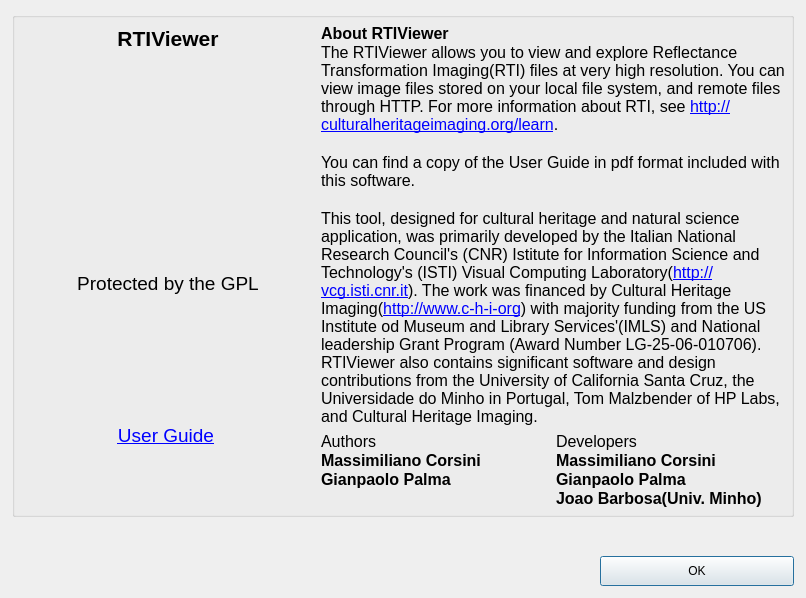
The window that components/RTIViewer/rtiviewer/src/about.ui (rti-capture/rti-chi) describes before a commit, drawn with Qt 5.
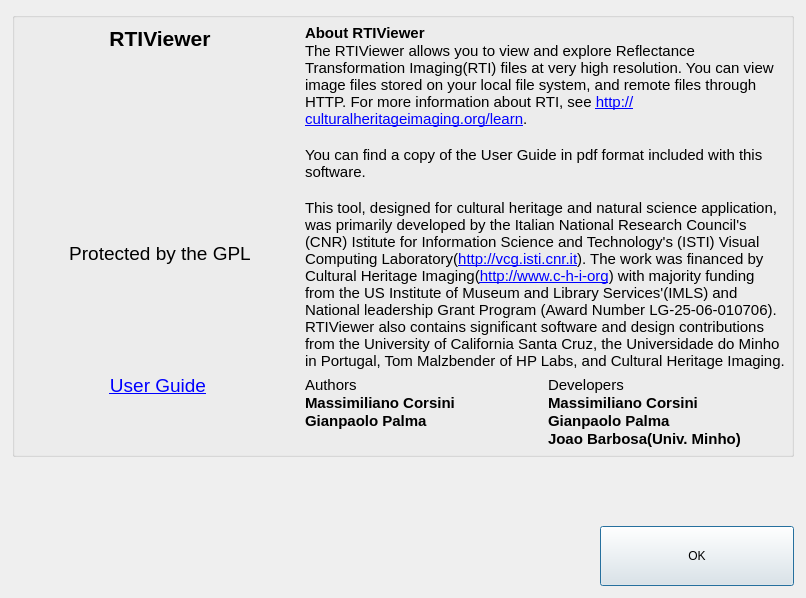
The same window after the commit. Icons and pictures are not drawn.

Patch:
```diff
--- a/components/RTIViewer/rtiviewer/src/about.ui
+++ b/components/RTIViewer/rtiviewer/src/about.ui
@@ -208,13 +208,13 @@
            <string>&lt;!DOCTYPE HTML PUBLIC &quot;-//W3C//DTD HTML 4.0//EN&quot; &quot;http://www.w3.org/TR/REC-html40/strict.dtd&quot;&gt;
 &lt;html&gt;&lt;head&gt;&lt;meta name=&quot;qrichtext&quot; content=&quot;1&quot; /&gt;&lt;style type=&quot;text/css&quot;&gt;
 p, li { white-space: pre-wrap; }
-&lt;/style&gt;&lt;/head&gt;&lt;body style=&quot; font-family:'Lucida Grande'; font-size:13pt; font-weight:400; font-style:normal;&quot;&gt;
-&lt;p style=&quot; margin-top:0px; margin-bottom:0px; margin-left:0px; margin-right:0px; -qt-block-indent:0; text-indent:0px;&quot;&gt;&lt;span style=&quot; font-size:12pt; font-weight:600;&quot;&gt;About RTIViewer&lt;/span&gt;&lt;/p&gt;
-&lt;p style=&quot; margin-top:0px; margin-bottom:0px; margin-left:0px; margin-right:0px; -qt-block-indent:0; text-indent:0px;&quot;&gt;&lt;span style=&quot; font-size:12pt;&quot;&gt;The RTIViewer allows you to view and explore Reflectance Transformation Imaging(RTI) files at very high resolution. You can view image files stored on your local file system, and remote files through HTTP. For more information about RTI, see &lt;/span&gt;&lt;a href=&quot;http://culturalheritageimaging.org/learn&quot;&gt;&lt;span style=&quot; font-size:12pt; text-decoration: underline; color:#0000ff;&quot;&gt;http://culturalheritageimaging.org/learn&lt;/span&gt;&lt;/a&gt;&lt;span style=&quot; font-size:12pt;&quot;&gt;.&lt;/span&gt;&lt;/p&gt;
-&lt;p style=&quot;-qt-paragraph-type:empty; margin-top:0px; margin-bottom:0px; margin-left:0px; margin-right:0px; -qt-block-indent:0; text-indent:0px; font-size:12pt;&quot;&gt;&lt;/p&gt;
-&lt;p style=&quot; margin-top:0px; margin-bottom:0px; margin-left:0px; margin-right:0px; -qt-block-indent:0; text-indent:0px;&quot;&gt;&lt;span style=&quot; font-size:12pt;&quot;&gt;You can find a copy of the User Guide in pdf format included with this software.&lt;/span&gt;&lt;/p&gt;
-&lt;p style=&quot;-qt-paragraph-type:empty; margin-top:0px; margin-bottom:0px; margin-left:0px; margin-right:0px; -qt-block-indent:0; text-indent:0px; font-size:12pt;&quot;&gt;&lt;/p&gt;
-&lt;p style=&quot; margin-top:0px; margin-bottom:0px; margin-left:0px; margin-right:0px; -qt-block-indent:0; text-indent:0px;&quot;&gt;&lt;span style=&quot; font-size:12pt;&quot;&gt;This tool, designed for cultural heritage and natural science application, was primarily developed by the Italian National Research Council's (CNR) Istitute for Information Science and Technology's (ISTI) Visual Computing Laboratory(&lt;/span&gt;&lt;a href=&quot;http://vcg.isti.cnr.it&quot;&gt;&lt;span style=&quot; font-size:12pt; text-decoration: underline; color:#0000ff;&quot;&gt;http://vcg.isti.cnr.it&lt;/span&gt;&lt;/a&gt;&lt;span style=&quot; font-size:12pt;&quot;&gt;). The work was financed by Cultural Heritage Imaging(&lt;/span&gt;&lt;a href=&quot;http://www.c-h-i-org&quot;&gt;&lt;span style=&quot; font-size:12pt; text-decoration: underline; color:#0000ff;&quot;&gt;http://www.c-h-i-org&lt;/span&gt;&lt;/a&gt;&lt;span style=&quot; font-size:12pt;&quot;&gt;) with majority funding from the US Institute od Museum and Library Services'(IMLS) and National leadership Grant Program (Award Number LG-25-06-010706). RTIViewer also contains significant software and design contributions from the University of California Santa Cruz, the Universidade do Minho in Portugal, Tom Malzbender of HP Labs, and Cultural Heritage Imaging.&lt;/span&gt;&lt;/p&gt;&lt;/body&gt;&lt;/html&gt;</string>
+&lt;/style&gt;&lt;/head&gt;&lt;body style=&quot; font-family:'MS Shell Dlg 2'; font-size:8.25pt; font-weight:400; font-style:normal;&quot;&gt;
+&lt;p style=&quot; margin-top:0px; margin-bottom:0px; margin-left:0px; margin-right:0px; -qt-block-indent:0; text-indent:0px;&quot;&gt;&lt;span style=&quot; font-family:'Lucida Grande'; font-size:11pt; font-weight:600;&quot;&gt;About RTIViewer&lt;/span&gt;&lt;/p&gt;
+&lt;p style=&quot; margin-top:0px; margin-bottom:0px; margin-left:0px; margin-right:0px; -qt-block-indent:0; text-indent:0px;&quot;&gt;&lt;span style=&quot; font-family:'Lucida Grande'; font-size:11pt;&quot;&gt;The RTIViewer allows you to view and explore Reflectance Transformation Imaging(RTI) files at very high resolution. You can view image files stored on your local file system, and remote files through HTTP. For more information about RTI, see &lt;/span&gt;&lt;a href=&quot;http://culturalheritageimaging.org/learn&quot;&gt;&lt;span style=&quot; font-family:'Lucida Grande'; font-size:11pt; text-decoration: underline; color:#0000ff;&quot;&gt;http://culturalheritageimaging.org/learn&lt;/span&gt;&lt;/a&gt;&lt;span style=&quot; font-family:'Lucida Grande'; font-size:11pt;&quot;&gt;.&lt;/span&gt;&lt;/p&gt;
+&lt;p style=&quot;-qt-paragraph-type:empty; margin-top:0px; margin-bottom:0px; margin-left:0px; margin-right:0px; -qt-block-indent:0; text-indent:0px; font-family:'Lucida Grande'; font-size:11pt;&quot;&gt;&lt;/p&gt;
+&lt;p style=&quot; margin-top:0px; margin-bottom:0px; margin-left:0px; margin-right:0px; -qt-block-indent:0; text-indent:0px;&quot;&gt;&lt;span style=&quot; font-family:'Lucida Grande'; font-size:11pt;&quot;&gt;You can find a copy of the User Guide in pdf format included with this software.&lt;/span&gt;&lt;/p&gt;
+&lt;p style=&quot;-qt-paragraph-type:empty; margin-top:0px; margin-bottom:0px; margin-left:0px; margin-right:0px; -qt-block-indent:0; text-indent:0px; font-family:'Lucida Grande'; font-size:11pt;&quot;&gt;&lt;/p&gt;
+&lt;p style=&quot; margin-top:0px; margin-bottom:0px; margin-left:0px; margin-right:0px; -qt-block-indent:0; text-indent:0px;&quot;&gt;&lt;span style=&quot; font-family:'Lucida Grande'; font-size:11pt;&quot;&gt;This tool, designed for cultural heritage and natural science application, was primarily developed by the Italian National Research Council's (CNR) Istitute for Information Science and Technology's (ISTI) Visual Computing Laboratory(&lt;/span&gt;&lt;a href=&quot;http://vcg.isti.cnr.it&quot;&gt;&lt;span style=&quot; font-family:'Lucida Grande'; font-size:11pt; text-decoration: underline; color:#0000ff;&quot;&gt;http://vcg.isti.cnr.it&lt;/span&gt;&lt;/a&gt;&lt;span style=&quot; font-family:'Lucida Grande'; font-size:11pt;&quot;&gt;). The work was financed by Cultural Heritage Imaging(&lt;/span&gt;&lt;a href=&quot;http://www.c-h-i-org&quot;&gt;&lt;span style=&quot; font-family:'Lucida Grande'; font-size:11pt; text-decoration: underline; color:#0000ff;&quot;&gt;http://www.c-h-i-org&lt;/span&gt;&lt;/a&gt;&lt;span style=&quot; font-family:'Lucida Grande'; font-size:11pt;&quot;&gt;) with majority funding from the US Institute of Museum and Library Services'(IMLS) and National leadership Grant Program (Award Number LG-25-06-010706). RTIViewer also contains significant software and design contributions from the University of California Santa Cruz, the Universidade do Minho in Portugal, Tom Malzbender of HP Labs, and Cultural Heritage Imaging.&lt;/span&gt;&lt;/p&gt;&lt;/body&gt;&lt;/html&gt;</string>
           </property>
           <property name="wordWrap">
            <bool>true</bool>
@@ -232,10 +232,10 @@
              <string>&lt;!DOCTYPE HTML PUBLIC &quot;-//W3C//DTD HTML 4.0//EN&quot; &quot;http://www.w3.org/TR/REC-html40/strict.dtd&quot;&gt;
 &lt;html&gt;&lt;head&gt;&lt;meta name=&quot;qrichtext&quot; content=&quot;1&quot; /&gt;&lt;style type=&quot;text/css&quot;&gt;
 p, li { white-space: pre-wrap; }
-&lt;/style&gt;&lt;/head&gt;&lt;body style=&quot; font-family:'Lucida Grande'; font-size:13pt; font-weight:400; font-style:normal;&quot;&gt;
-&lt;p style=&quot; margin-top:0px; margin-bottom:0px; margin-left:0px; margin-right:0px; -qt-block-indent:0; text-indent:0px;&quot;&gt;&lt;span style=&quot; font-size:12pt;&quot;&gt;Authors&lt;/span&gt;&lt;/p&gt;
-&lt;p style=&quot; margin-top:0px; margin-bottom:0px; margin-left:0px; margin-right:0px; -qt-block-indent:0; text-indent:0px;&quot;&gt;&lt;span style=&quot; font-size:12pt; font-weight:600;&quot;&gt;Massimiliano Corsini&lt;/span&gt;&lt;/p&gt;
-&lt;p style=&quot; margin-top:0px; margin-bottom:0px; margin-left:0px; margin-right:0px; -qt-block-indent:0; text-indent:0px;&quot;&gt;&lt;span style=&quot; font-size:12pt; font-weight:600;&quot;&gt;Gianpaolo Palma&lt;/span&gt;&lt;/p&gt;&lt;/body&gt;&lt;/html&gt;</string>
+&lt;/style&gt;&lt;/head&gt;&lt;body style=&quot; font-family:'MS Shell Dlg 2'; font-size:8.25pt; font-weight:400; font-style:normal;&quot;&gt;
+&lt;p style=&quot; margin-top:0px; margin-bottom:0px; margin-left:0px; margin-right:0px; -qt-block-indent:0; text-indent:0px;&quot;&gt;&lt;span style=&quot; font-family:'Lucida Grande'; font-size:11pt;&quot;&gt;Authors&lt;/span&gt;&lt;/p&gt;
+&lt;p style=&quot; margin-top:0px; margin-bottom:0px; margin-left:0px; margin-right:0px; -qt-block-indent:0; text-indent:0px;&quot;&gt;&lt;span style=&quot; font-family:'Lucida Grande'; font-size:11pt; font-weight:600;&quot;&gt;Massimiliano Corsini&lt;/span&gt;&lt;/p&gt;
+&lt;p style=&quot; margin-top:0px; margin-bottom:0px; margin-left:0px; margin-right:0px; -qt-block-indent:0; text-indent:0px;&quot;&gt;&lt;span style=&quot; font-family:'Lucida Grande'; font-size:11pt; font-weight:600;&quot;&gt;Gianpaolo Palma&lt;/span&gt;&lt;/p&gt;&lt;/body&gt;&lt;/html&gt;</string>
             </property>
             <property name="alignment">
              <set>Qt::AlignLeading|Qt::AlignLeft|Qt::AlignTop</set>
@@ -248,11 +248,11 @@
              <string>&lt;!DOCTYPE HTML PUBLIC &quot;-//W3C//DTD HTML 4.0//EN&quot; &quot;http://www.w3.org/TR/REC-html40/strict.dtd&quot;&gt;
 &lt;html&gt;&lt;head&gt;&lt;meta name=&quot;qrichtext&quot; content=&quot;1&quot; /&gt;&lt;style type=&quot;text/css&quot;&gt;
 p, li { white-space: pre-wrap; }
-&lt;/style&gt;&lt;/head&gt;&lt;body style=&quot; font-family:'Lucida Grande'; font-size:13pt; font-weight:400; font-style:normal;&quot;&gt;
-&lt;p style=&quot; margin-top:0px; margin-bottom:0px; margin-left:0px; margin-right:0px; -qt-block-indent:0; text-indent:0px;&quot;&gt;&lt;span style=&quot; font-size:12pt;&quot;&gt;Developers&lt;/span&gt;&lt;/p&gt;
-&lt;p style=&quot; margin-top:0px; margin-bottom:0px; margin-left:0px; margin-right:0px; -qt-block-indent:0; text-indent:0px;&quot;&gt;&lt;span style=&quot; font-size:12pt; font-weight:600;&quot;&gt;Massimiliano Corsini&lt;/span&gt;&lt;/p&gt;
-&lt;p style=&quot; margin-top:0px; margin-bottom:0px; margin-left:0px; margin-right:0px; -qt-block-indent:0; text-indent:0px;&quot;&gt;&lt;span style=&quot; font-size:12pt; font-weight:600;&quot;&gt;Gianpaolo Palma&lt;/span&gt;&lt;/p&gt;
-&lt;p style=&quot; margin-top:0px; margin-bottom:0px; margin-left:0px; margin-right:0px; -qt-block-indent:0; text-indent:0px;&quot;&gt;&lt;span style=&quot; font-size:12pt; font-weight:600;&quot;&gt;Joao Barbosa(Univ. Minho)&lt;/span&gt;&lt;/p&gt;&lt;/body&gt;&lt;/html&gt;</string>
+&lt;/style&gt;&lt;/head&gt;&lt;body style=&quot; font-family:'MS Shell Dlg 2'; font-size:8.25pt; font-weight:400; font-style:normal;&quot;&gt;
+&lt;p style=&quot; margin-top:0px; margin-bottom:0px; margin-left:0px; margin-right:0px; -qt-block-indent:0; text-indent:0px;&quot;&gt;&lt;span style=&quot; font-family:'Lucida Grande'; font-size:11pt;&quot;&gt;Developers&lt;/span&gt;&lt;/p&gt;
+&lt;p style=&quot; margin-top:0px; margin-bottom:0px; margin-left:0px; margin-right:0px; -qt-block-indent:0; text-indent:0px;&quot;&gt;&lt;span style=&quot; font-family:'Lucida Grande'; font-size:11pt; font-weight:600;&quot;&gt;Massimiliano Corsini&lt;/span&gt;&lt;/p&gt;
+&lt;p style=&quot; margin-top:0px; margin-bottom:0px; margin-left:0px; margin-right:0px; -qt-block-indent:0; text-indent:0px;&quot;&gt;&lt;span style=&quot; font-family:'Lucida Grande'; font-size:11pt; font-weight:600;&quot;&gt;Gianpaolo Palma&lt;/span&gt;&lt;/p&gt;
+&lt;p style=&quot; margin-top:0px; margin-bottom:0px; margin-left:0px; margin-right:0px; -qt-block-indent:0; text-indent:0px;&quot;&gt;&lt;span style=&quot; font-family:'Lucida Grande'; font-size:11pt; font-weight:600;&quot;&gt;Joao Barbosa(Univ. Minho)&lt;/span&gt;&lt;/p&gt;&lt;/body&gt;&lt;/html&gt;</string>
             </property>
             <property name="alignment">
              <set>Qt::AlignLeading|Qt::AlignLeft|Qt::AlignTop</set>
```
